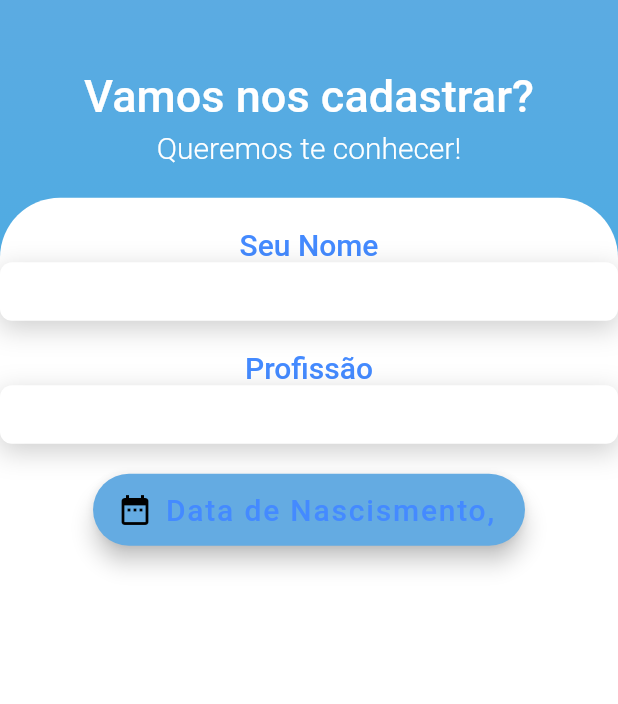
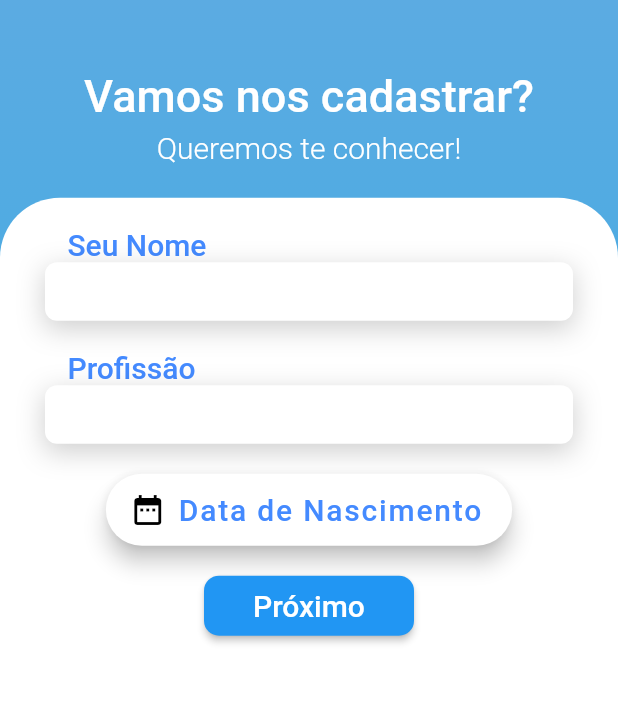
Before and after one commit to Paula-Project/Paula-app, a Flutter app: the SingupPage screen opened by its route, on a phone screen of 412 x 824 dp, the part 177-881 px from its top. Run offline on Flutter 3.47's test engine with Material 2 defaults, Android fonts, the phone set to English and light mode, and no system bars; our stand-ins replace flutter_datetime_picker, page_transition; missing offline and left inert: gender_picker; Roboto replaces fonts that are missing (Nunito).

Commit message:
Desenvolvimento da Tela singup_page_part1, versão 3.

```diff
--- a/lib/app/views/singup_page_part1.dart
+++ b/lib/app/views/singup_page_part1.dart
@@ -1,6 +1,8 @@
 import 'package:flutter/material.dart';
 import 'package:flutter_datetime_picker/flutter_datetime_picker.dart';
 import 'components/paulaTitle.dart';
+import 'package:gender_picker/source/enums.dart';
+import 'package:gender_picker/source/gender_picker.dart';
 
 class SingupPage extends StatefulWidget {
   const SingupPage({Key? key}) : super(key: key);
@@ -31,8 +33,14 @@ class _SingupPageState extends State<SingupPage> {
     return Material(
       child: Container(
         decoration: BackgroundBlueGradiend,
-        width: MediaQuery.of(context).size.width,
-        height: MediaQuery.of(context).size.height,
+        width: MediaQuery
+            .of(context)
+            .size
+            .width,
+        height: MediaQuery
+            .of(context)
+            .size
+            .height,
         child: Column(
           children: [
             const Expanded(
@@ -70,6 +78,7 @@ class _SingupPageState extends State<SingupPage> {
                       height: 20,
                     ),
                     Expanded(
+
                       child: Container(
                         width: double.infinity,
                         color: Colors.transparent,
@@ -80,6 +89,8 @@ class _SingupPageState extends State<SingupPage> {
                                   topLeft: Radius.circular(40.0),
                                   topRight: Radius.circular(40.0),
                                 )),
+                            child: Padding(
+                              padding: const EdgeInsets.fromLTRB(30, 0, 30, 0),
                               child: Column(
                                 children: [
                                   Center(
@@ -88,12 +99,18 @@ class _SingupPageState extends State<SingupPage> {
                                         Container(
                                           height: 20,
                                         ),
-                                      const Text("Seu Nome",
+                                        Padding(
+                                          padding: const EdgeInsets.fromLTRB(15, 0, 15, 0),
+                                          child: Align(
+                                            alignment: Alignment.centerLeft,
+                                            child: Text("Seu Nome",
                                                 style: TextStyle(
                                                     color: Colors.blueAccent,
                                                     fontSize: 20,
                                                     fontFamily: "Nunito",
                                                     fontWeight: FontWeight.w500)),
+                                          ),
+                                        ),
                                         Container(
                                           decoration:
                                           const BoxDecoration(boxShadow: [
@@ -130,15 +147,21 @@ class _SingupPageState extends State<SingupPage> {
                                         Container(
                                           height: 20,
                                         ),
-                                      const Text("Profissão",
+                                        Padding(
+                                          padding: const EdgeInsets.fromLTRB(15, 0, 15, 0),
+                                          child: Align(
+                                            alignment: Alignment.centerLeft,
+                                            child: Text("Profissão",
                                                 style: TextStyle(
                                                     color: Colors.blueAccent,
                                                     fontSize: 20,
                                                     fontFamily: "Nunito",
                                                     fontWeight: FontWeight.w500)),
+                                          ),
+                                        ),
                                         Container(
                                           decoration:
-                                            const BoxDecoration(boxShadow: [
+                                            BoxDecoration(boxShadow: [
                                             BoxShadow(
                                               color: Color.fromARGB(50, 0, 0, 0),
                                               blurRadius: 15,
@@ -152,9 +175,9 @@ class _SingupPageState extends State<SingupPage> {
                                                   vertical: 10,
                                                   horizontal: 6),
                                               isDense: true,
-                                            hintText: '****',
                                               fillColor: Colors.white,
                                               filled: true,
+
                                               border: OutlineInputBorder(
                                                 borderSide: BorderSide.none,
                                                 borderRadius:
@@ -172,26 +195,32 @@ class _SingupPageState extends State<SingupPage> {
                                         Container(
                                           height: 20,
                                         ),
+
                                         FloatingActionButton.extended(
                                           onPressed: () {
                                             DatePicker.showDatePicker(context,
                                                 showTitleActions: true,
                                                 minTime: DateTime(1910, 1, 1),
-                                              maxTime: DateTime(2022, 12, 31), onChanged: (date) {
+                                                maxTime: DateTime(2022, 12, 31),
+                                                onChanged: (date) {
                                                   print('change $date');
                                                   setState(() {
                                                     pickeddate = "${date.day}";
                                                   });
-                                              }, onConfirm: (date) {
+                                                },
+                                                onConfirm: (date) {
                                                   print('confirm $date');
                                                   setState(() {
                                                     pickeddate =
-                                                  "Picked Date is : ${date.day}/${date.month}/${date.year}";
+                                                    "Picked Date is : ${date
+                                                        .day}/${date.month}/${date
+                                                        .year}";
                                                   });
-                                              }, currentTime: DateTime.now());
-
                                                 },
-                                        label: Text("Data de Nascismento,",
+                                                currentTime: DateTime.now());
+                                          },
+                                          label: Text(
+                                            "Data de Nascimento",
                                             style: TextStyle(
                                                 color: Colors.blueAccent,
                                                 fontSize: 20,
@@ -199,18 +228,39 @@ class _SingupPageState extends State<SingupPage> {
                                                 fontWeight: FontWeight.w500),
                                           ),
                                           icon: Icon(Icons.date_range),
-                                        backgroundColor: Color.fromARGB(255, 100, 171, 226),
-
-
+                                          backgroundColor: Colors.white,
                                         ),
-
                                         Container(
                                           height: 20,
+                                        ),
+                                        SizedBox(
+                                          width: 140,
+                                          height: 40,
+                                          child: ElevatedButton(
+                                            onPressed: () {
+
+                                            },
+                                            onHover: (hover) {},
+                                            style: ButtonStyle(
+                                              foregroundColor:
+                                              MaterialStateProperty.all<Color>(Colors.white),
+                                              backgroundColor:
+                                              MaterialStateProperty.all<Color>(Colors.blue),
+                                              shape:
+                                              MaterialStateProperty.all<RoundedRectangleBorder>(
+                                                  RoundedRectangleBorder(
+                                                      borderRadius: BorderRadius.circular(10),
+                                                      side: BorderSide.none)),
+                                            ),
+                                            child: const Text("Próximo",
+                                                style: TextStyle(fontSize: 20)),
+                                          ),
                                         ),
                                       ],
                                     ),
                                   )
                                 ],
+                              ),
                             )),
                       ),
                     )
--- a/pubspec.yaml
+++ b/pubspec.yaml
@@ -28,6 +28,7 @@ environment:
 # versions available, run `flutter pub outdated`.
 dependencies:
   flutter_datetime_picker: ^1.3.5
+  gender_picker: ^1.1.0
   flutter:
     sdk: flutter
 
```
Also changed, not shown: pubspec.lock. Lines whose indentation alone changed are shown as unchanged.
